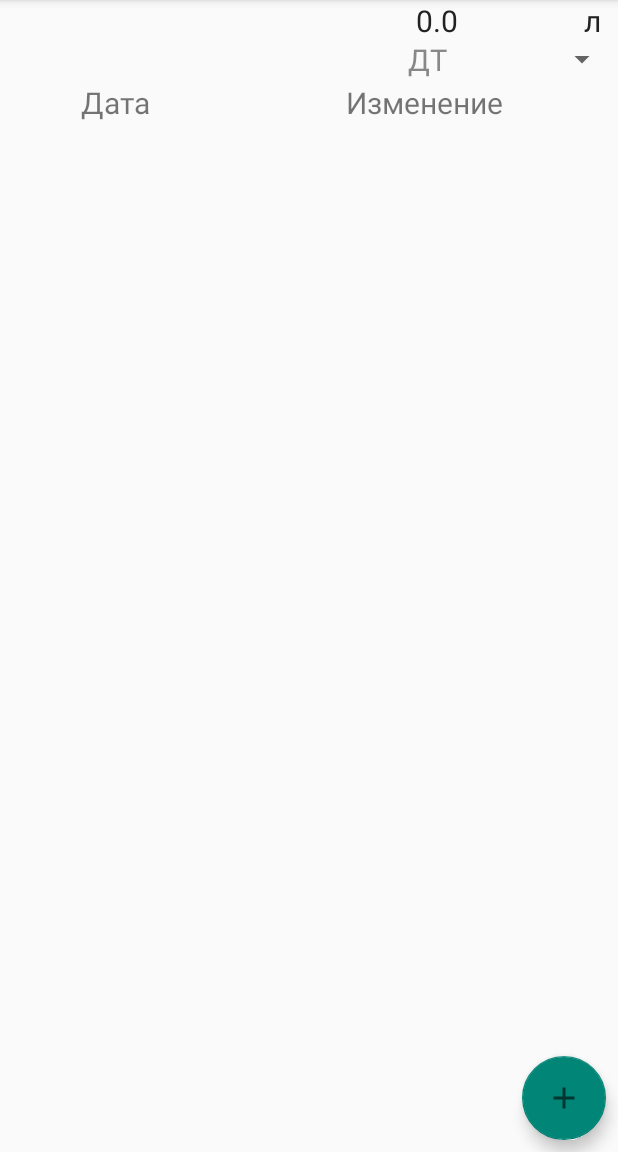
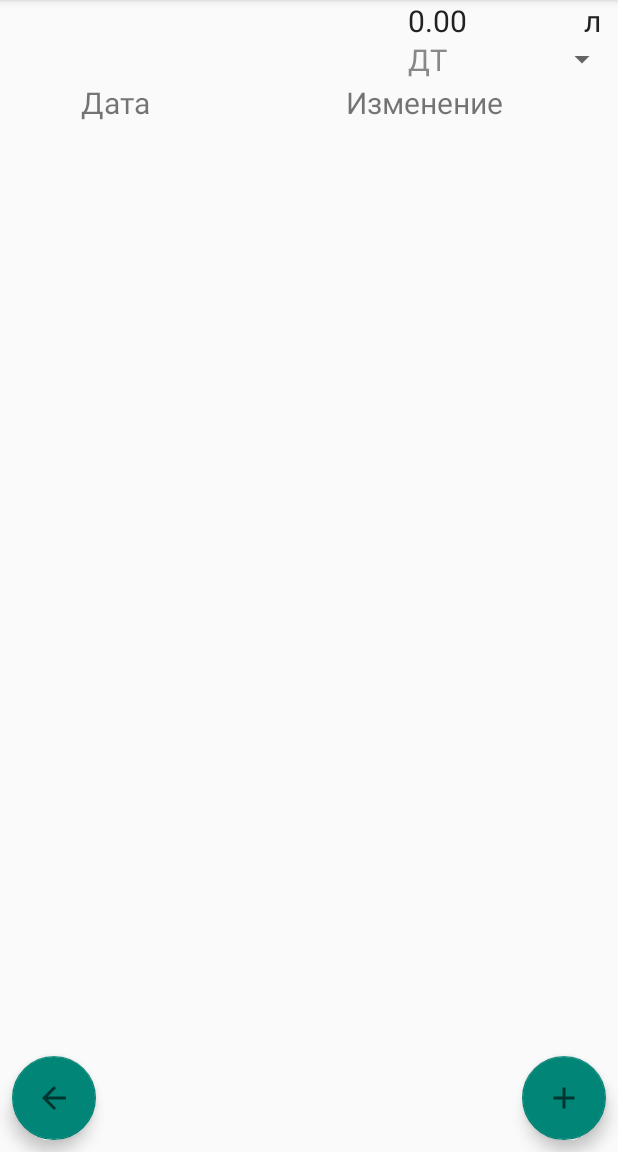
Before and after one commit to parsiphall/FuelCardsHolder, an Android app: the fragment DetailsFragment shown on its own in the app's theme, on a phone screen of 412 x 824 dp, the part 84-1236 px from its top. Run offline under Robolectric (Android 15) with nearby library versions, the phone set to English and light mode, and no system bars; our stand-ins replace Room's generated code; libraries missing offline, so code that uses them is left out: com.tsuryo.swipeablerv; plain views replace SwipeableRecyclerView; 7 statements that could not run were skipped.

Commit message:
version 0.1.5 - исправление отображения лишних знаков после запятой - исправления

```diff
--- a/app/build.gradle
+++ b/app/build.gradle
@@ -11,8 +11,8 @@ android {
         applicationId "com.gmail.parsiphall.fuelcardsholder"
         minSdkVersion 21
         targetSdkVersion 29
-        versionCode 202008252
-        versionName "0.1.4"
+        versionCode 202008261
+        versionName "0.1.5"
 
         testInstrumentationRunner "androidx.test.runner.AndroidJUnitRunner"
     }
--- a/app/src/main/java/com/gmail/parsiphall/fuelcardsholder/MainActivity.kt
+++ b/app/src/main/java/com/gmail/parsiphall/fuelcardsholder/MainActivity.kt
@@ -20,7 +20,7 @@ class MainActivity : MvpAppCompatActivity(), MainView {
             .beginTransaction()
             .setTransition(FragmentTransaction.TRANSIT_FRAGMENT_FADE)
             .replace(R.id.container, fragment)
-            .addToBackStack(null)
+//            .addToBackStack(null)
             .commit()
     }
 }
--- a/app/src/main/java/com/gmail/parsiphall/fuelcardsholder/fragments/DetailsFragment.kt
+++ b/app/src/main/java/com/gmail/parsiphall/fuelcardsholder/fragments/DetailsFragment.kt
@@ -79,7 +79,7 @@ class DetailsFragment : MvpAppCompatFragment() {
             override fun onSwipedLeft(position: Int) {
                 adD
                     .setTitle(resources.getString(R.string.adDeleteMessage))
-                    .setMessage("Дата - ${items[position].date}\nСумма - ${items[position].difference}")
+                    .setMessage("Дата - ${items[position].date}\nСумма  ${items[position].difference}")
                     .setCancelable(false)
                     .setPositiveButton(resources.getString(R.string.adYes)) { _, _ ->
                         val delete = GlobalScope.async { DB.getDao().deleteNote(items[position]) }
@@ -117,8 +117,8 @@ class DetailsFragment : MvpAppCompatFragment() {
                     } else {
                         note.cardId = card.id
                         note.date = date.text.toString()
-                        note.difference = -(difference.text.toString().toFloat() / 100) * 100
-                        card.balance = ((cardBalance + note.difference) / 100) * 100
+                        note.difference = -difference.text.toString().toFloat()
+                        card.balance = cardBalance + note.difference
                         saveData()
                     }
                 }
@@ -130,12 +130,15 @@ class DetailsFragment : MvpAppCompatFragment() {
                     } else {
                         note.cardId = card.id
                         note.date = date.text.toString()
-                        note.difference = (difference.text.toString().toFloat() / 100) * 100
-                        card.balance = ((cardBalance + note.difference) / 100) * 100
+                        note.difference = difference.text.toString().toFloat()
+                        card.balance = cardBalance + note.difference
                         saveData()
                     }
                 }
                 .show()
+        }
+        details_back_fab.setOnClickListener {
+            callbackActivity.fragmentPlace(MainFragment())
         }
         details_fuelType.onItemSelectedListener = (object : AdapterView.OnItemSelectedListener {
             override fun onNothingSelected(parent: AdapterView<*>?) {
@@ -183,7 +186,7 @@ class DetailsFragment : MvpAppCompatFragment() {
                 cardBalance += i.difference
             }
             adapter.dataChanged(items)
-            details_balance_textView.text = cardBalance.toString()
+            details_balance_textView.text = ("%.2f".format(cardBalance))
             details_card_name.text = card.name
             details_card_number.text = card.number
             details_fuelType.setSelection(card.fuelType)
--- a/app/src/main/java/com/gmail/parsiphall/fuelcardsholder/recycler/CardViewAdapter.kt
+++ b/app/src/main/java/com/gmail/parsiphall/fuelcardsholder/recycler/CardViewAdapter.kt
@@ -26,7 +26,7 @@ class CardViewAdapter(private var items: List<Card>, private val context: Contex
     override fun onBindViewHolder(holder: CardViewHolder, position: Int) {
         holder.cardName.text = items[position].name
         holder.cardNumber.text = items[position].number
-        holder.cardBalance.text = items[position].balance.toString()
+        holder.cardBalance.text = ("%.2f".format(items[position].balance))
         holder.cardFuelType.text = context.resources.getStringArray(R.array.fuelType)[items[position].fuelType]
     }
 
--- /dev/null
+++ b/app/src/main/res/drawable/ic_baseline_arrow_back_24.xml
@@ -0,0 +1,10 @@
+<vector xmlns:android="http://schemas.android.com/apk/res/android"
+    android:width="24dp"
+    android:height="24dp"
+    android:viewportWidth="24"
+    android:viewportHeight="24"
+    android:tint="?attr/colorControlNormal">
+  <path
+      android:fillColor="@android:color/white"
+      android:pathData="M20,11H7.83l5.59,-5.59L12,4l-8,8 8,8 1.41,-1.41L7.83,13H20v-2z"/>
+</vector>
--- a/app/src/main/res/layout/fragment_details.xml
+++ b/app/src/main/res/layout/fragment_details.xml
@@ -102,9 +102,9 @@
             android:id="@+id/details_recycler"
             android:layout_width="match_parent"
             android:layout_height="wrap_content"
+            android:layout_marginBottom="65dp"
             app:rightBgColor="@color/colorRed"
-            app:rightImage="@drawable/ic_white_delete_24"
-            app:rightText="@string/adDeleteMessage" />
+            app:rightImage="@drawable/ic_white_delete_24"/>
     </LinearLayout>
 
     <com.google.android.material.floatingactionbutton.FloatingActionButton
@@ -118,4 +118,15 @@
         android:scaleType="centerInside"
         android:src="@drawable/ic_baseline_add_24" />
 
+    <com.google.android.material.floatingactionbutton.FloatingActionButton
+        android:id="@+id/details_back_fab"
+        android:layout_width="wrap_content"
+        android:layout_height="wrap_content"
+        android:layout_gravity="start|bottom"
+        android:layout_marginStart="8dp"
+        android:layout_marginBottom="8dp"
+        android:adjustViewBounds="true"
+        android:scaleType="centerInside"
+        android:src="@drawable/ic_baseline_arrow_back_24" />
+
 </FrameLayout>
--- a/app/src/main/res/layout/fragment_main.xml
+++ b/app/src/main/res/layout/fragment_main.xml
@@ -11,9 +11,7 @@
         android:layout_width="match_parent"
         android:layout_height="wrap_content"
         app:rightBgColor="@color/colorRed"
-        app:rightImage="@drawable/ic_white_delete_48"
-        app:rightText="@string/adDeleteMessage"
-        />
+        app:rightImage="@drawable/ic_white_delete_48"/>
 
     <com.google.android.material.floatingactionbutton.FloatingActionButton
         android:id="@+id/main_add_fab"
--- a/app/src/main/res/layout/item_details.xml
+++ b/app/src/main/res/layout/item_details.xml
@@ -2,9 +2,9 @@
 <androidx.cardview.widget.CardView xmlns:android="http://schemas.android.com/apk/res/android"
     android:layout_width="match_parent"
     android:layout_height="wrap_content"
-    android:layout_marginLeft="4dp"
+    android:layout_marginLeft="8dp"
     android:layout_marginTop="4dp"
-    android:layout_marginRight="4dp"
+    android:layout_marginRight="8dp"
     android:layout_marginBottom="4dp">
 
     <LinearLayout
```
Also changed, not shown: 1 other file.
